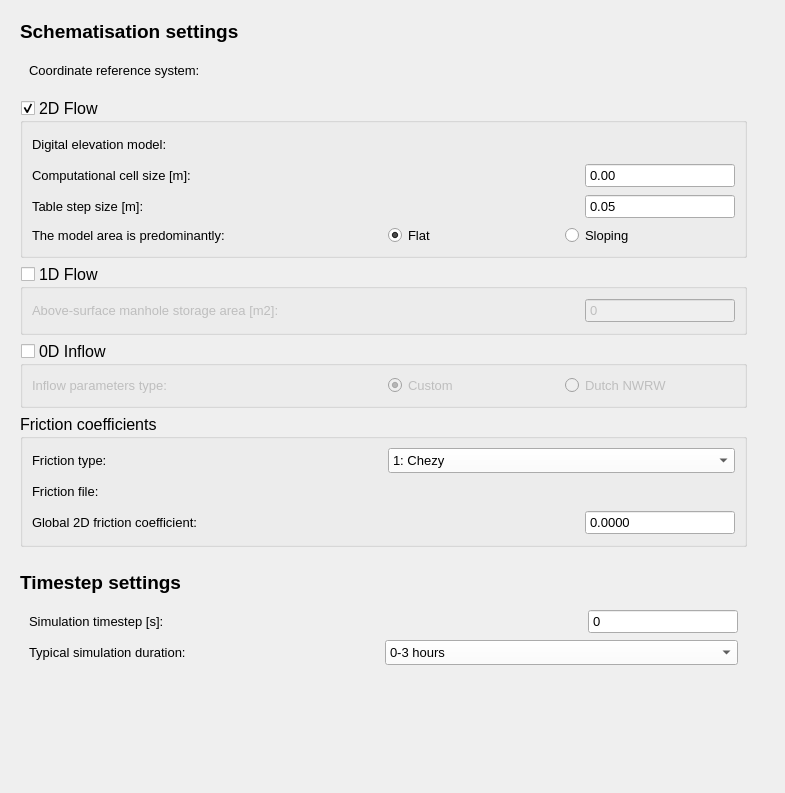
Before: the Qt Designer form threedi_api_qgis_client/ui/new_schematisation_wizard/page_schema_settings.ui in nens/threedi-api-qgis-client, drawn with Qt 5.
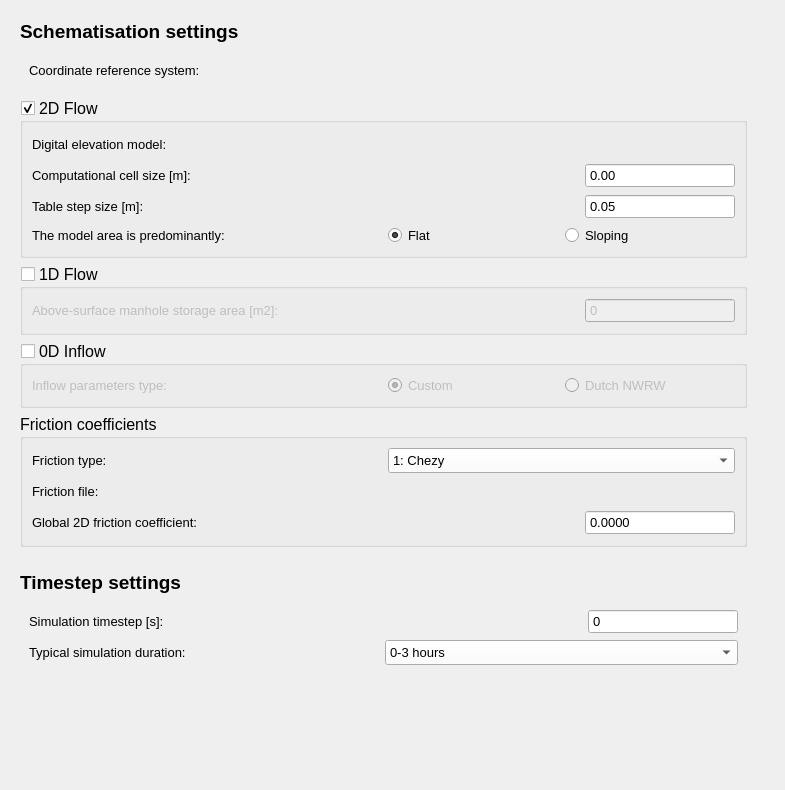
After: the same form once the commit is applied. Custom widgets are drawn as their Qt base class.

```diff
--- a/threedi_api_qgis_client/ui/new_schematisation_wizard/page_schema_settings.ui
+++ b/threedi_api_qgis_client/ui/new_schematisation_wizard/page_schema_settings.ui
@@ -7,7 +7,7 @@
     <x>0</x>
     <y>0</y>
     <width>785</width>
-    <height>793</height>
+    <height>790</height>
    </rect>
   </property>
   <property name="minimumSize">
```
Left out of the diff: 6 changed lines with no effect on the pictures.
